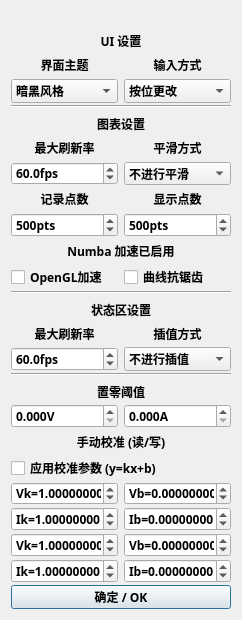
The window that gui_source/mdp_gui_template/graphics.ui (ElluIFX/DP100-PyQt5-GUI) describes before a commit, drawn with Qt 5.
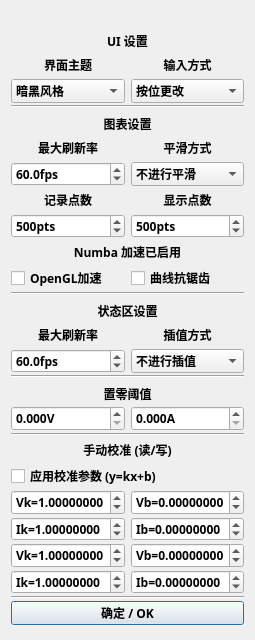
The same window after the commit.

Patch:
```diff
--- a/gui_source/mdp_gui_template/graphics.ui
+++ b/gui_source/mdp_gui_template/graphics.ui
@@ -12,8 +12,8 @@
    <rect>
     <x>0</x>
     <y>0</y>
-    <width>242</width>
-    <height>620</height>
+    <width>255</width>
+    <height>640</height>
    </rect>
   </property>
   <property name="sizePolicy">
@@ -25,13 +25,13 @@
   <property name="minimumSize">
    <size>
     <width>242</width>
-    <height>620</height>
+    <height>640</height>
    </size>
   </property>
   <property name="maximumSize">
    <size>
     <width>266</width>
-    <height>620</height>
+    <height>640</height>
    </size>
   </property>
   <property name="windowTitle">
@@ -903,6 +903,13 @@
      </item>
     </layout>
    </item>
+   <item>
+    <widget class="Line" name="line_4">
+     <property name="orientation">
+      <enum>Qt::Horizontal</enum>
+     </property>
+    </widget>
+   </item>
    <item>
     <widget class="QLabel" name="labelCali_2">
      <property name="minimumSize">
@@ -1247,6 +1254,13 @@
      </item>
     </layout>
    </item>
+   <item>
+    <widget class="Line" name="line_5">
+     <property name="orientation">
+      <enum>Qt::Horizontal</enum>
+     </property>
+    </widget>
+   </item>
    <item>
     <widget class="QPushButton" name="btnClose">
      <property name="font">
```
